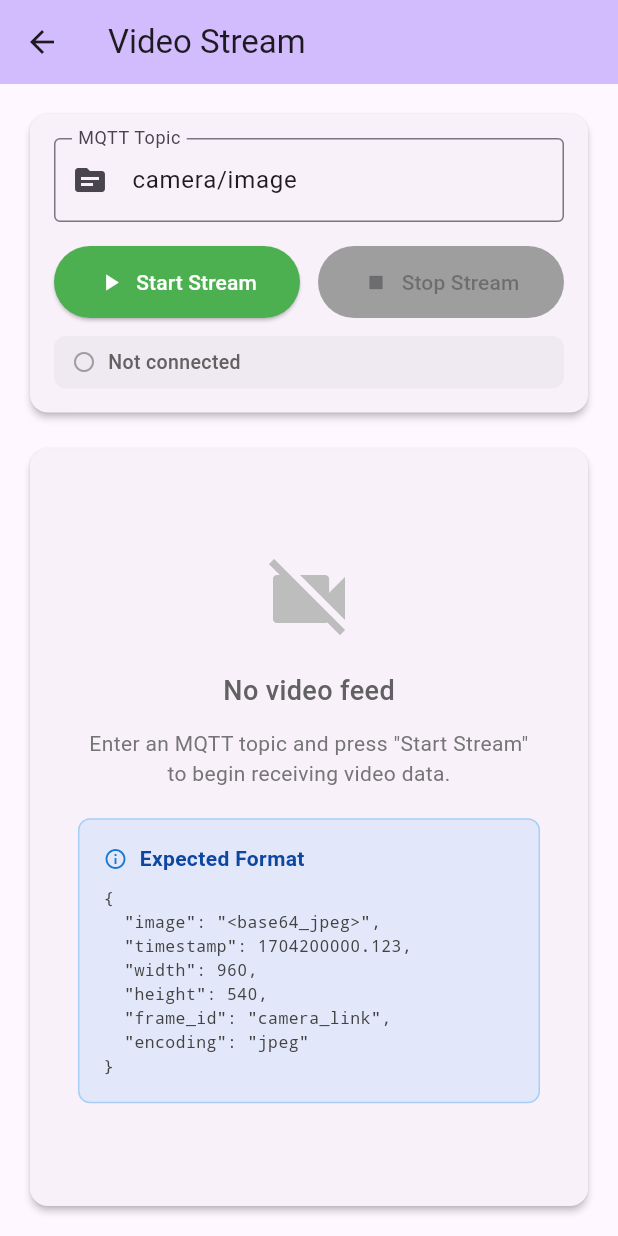
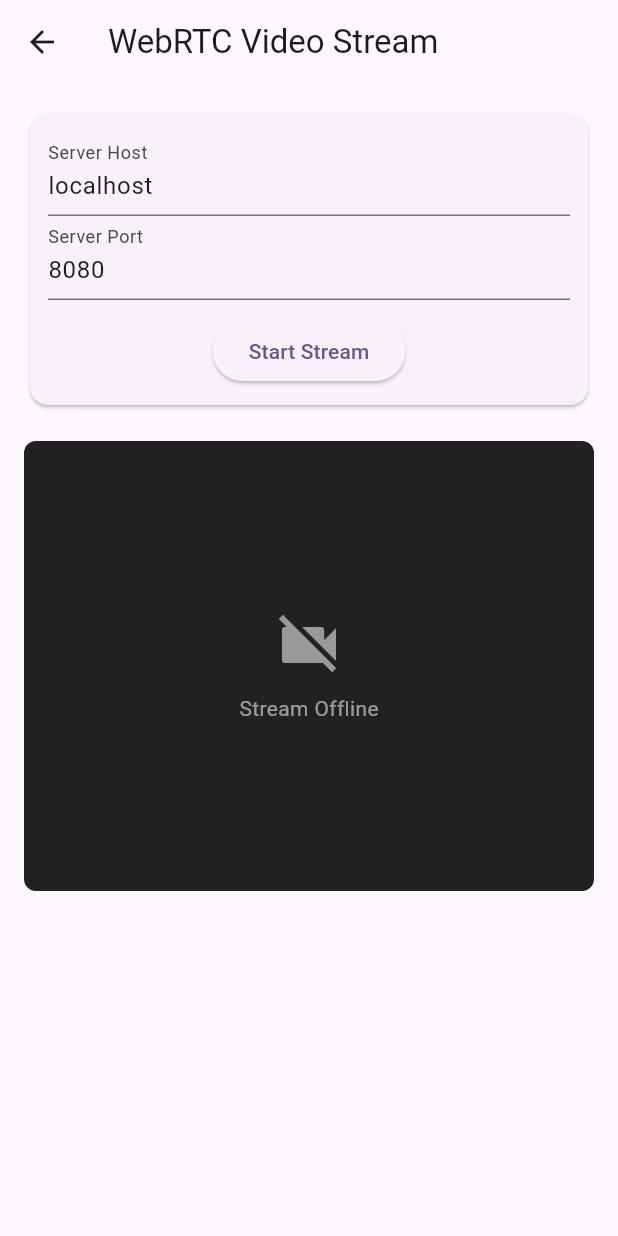
Before and after one commit to NafieAlhilaly/guided-tour-companion-app, a Flutter app: the MqttMessagesPage screen opened directly, after a tap on "Video Stream", on a phone screen of 412 x 824 dp. Run offline on Flutter 3.47's test engine with Material 3 defaults, Android fonts, the phone set to English and light mode, and no system bars; missing offline and left inert: flutter_webrtc, mqtt_client.

Commit message:
feat: add webrtc stream and fall detection messages

```diff
--- /dev/null
+++ b/lib/pages/video_feed_page.dart
@@ -0,0 +1,169 @@
+import 'dart:async';
+import 'dart:convert';
+import 'package:flutter/material.dart';
+import 'package:http/http.dart' as http;
+import 'package:flutter_webrtc/flutter_webrtc.dart';
+
+class VideoFeedPage extends StatefulWidget {
+  const VideoFeedPage({super.key});
+
+  @override
+  State<VideoFeedPage> createState() => _VideoFeedPageState();
+}
+
+class _VideoFeedPageState extends State<VideoFeedPage> {
+  final TextEditingController _hostController = TextEditingController(text: 'localhost');
+  final TextEditingController _portController = TextEditingController(text: '8080');
+
+  RTCPeerConnection? _peerConnection;
+  final RTCVideoRenderer _remoteRenderer = RTCVideoRenderer();
+  bool _isStreaming = false;
+  String? _errorMessage;
+
+  @override
+  void initState() {
+    super.initState();
+    _initRenderer();
+  }
+
+  Future<void> _initRenderer() async {
+    await _remoteRenderer.initialize();
+  }
+
+  @override
+  void dispose() {
+    _stopStream();
+    _remoteRenderer.dispose();
+    _hostController.dispose();
+    _portController.dispose();
+    super.dispose();
+  }
+
+  Future<void> _stopStream() async {
+    await _peerConnection?.close();
+    _peerConnection = null;
+    if (mounted) {
+      setState(() => _isStreaming = false);
+    }
+  }
+
+  Future<void> _startWebRTC() async {
+    try {
+      setState(() {
+        _errorMessage = null;
+        _isStreaming = true;
+      });
+
+      final Map<String, dynamic> configuration = {
+        'iceServers': []
+      };
+
+      _peerConnection = await createPeerConnection(configuration);
+
+      // Listen for the remote stream
+      _peerConnection!.onTrack = (RTCTrackEvent event) {
+        if (event.track.kind == 'video') {
+          _remoteRenderer.srcObject = event.streams[0];
+        }
+      };
+
+      // Create offer to receive video only
+      RTCSessionDescription offer = await _peerConnection!.createOffer({
+        'offerToReceiveVideo': 1,
+        'offerToReceiveAudio': 0,
+      });
+      await _peerConnection!.setLocalDescription(offer);
+
+      // Signaling: POST offer to your Python WebRTC server
+      final response = await http.post(
+        Uri.parse('http://${_hostController.text}:${_portController.text}/offer'),
+        headers: {'Content-Type': 'application/json'},
+        body: jsonEncode({
+          'sdp': offer.sdp,
+          'type': offer.type,
+        }),
+      );
+
+      if (response.statusCode == 200) {
+        final data = jsonDecode(response.body);
+        await _peerConnection!.setRemoteDescription(
+          RTCSessionDescription(data['sdp'], data['type']),
+        );
+      } else {
+        throw Exception('Server returned ${response.statusCode}');
+      }
+    } catch (e) {
+      setState(() {
+        _errorMessage = "WebRTC Error: $e";
+        _isStreaming = false;
+      });
+    }
+  }
+
+  @override
+  Widget build(BuildContext context) {
+    return Scaffold(
+      appBar: AppBar(title: const Text('WebRTC Video Stream')),
+      body: SingleChildScrollView(
+        padding: const EdgeInsets.all(16.0),
+        child: Column(
+          children: [
+            Card(
+              child: Padding(
+                padding: const EdgeInsets.all(12.0),
+                child: Column(
+                  children: [
+                    TextField(controller: _hostController, decoration: const InputDecoration(labelText: 'Server Host')),
+                    TextField(controller: _portController, decoration: const InputDecoration(labelText: 'Server Port')),
+                    const SizedBox(height: 10),
+                    ElevatedButton(
+                      onPressed: _isStreaming ? _stopStream : _startWebRTC,
+                      style: ElevatedButton.styleFrom(backgroundColor: _isStreaming ? Colors.red : null),
+                      child: Text(_isStreaming ? 'Stop Stream' : 'Start Stream'),
+                    ),
+                  ],
+                ),
+              ),
+            ),
+            const SizedBox(height: 20),
+            Container(
+              width: double.infinity,
+              height: 300,
+              decoration: BoxDecoration(
+                color: Colors.black87,
+                borderRadius: BorderRadius.circular(8),
+              ),
+              child: _errorMessage != null
+                  ? Center(child: Text(_errorMessage!, style: const TextStyle(color: Colors.white)))
+                  : _isStreaming
+                      ? ClipRRect(
+                          borderRadius: BorderRadius.circular(8),
+                          child: RTCVideoView(_remoteRenderer, objectFit: RTCVideoViewObjectFit.RTCVideoViewObjectFitContain),
+                        )
+                      : const Center(
+                          child: Column(
+                            mainAxisAlignment: MainAxisAlignment.center,
+                            children: [
+                              Icon(Icons.videocam_off, color: Colors.white54, size: 48),
+                              SizedBox(height: 8),
+                              Text('Stream Offline', style: TextStyle(color: Colors.white54)),
+                            ],
+                          ),
+                        ),
+            ),
+            const SizedBox(height: 10),
+            if (_isStreaming)
+              const Row(
+                mainAxisAlignment: MainAxisAlignment.center,
+                children: [
+                  SizedBox(width: 10, height: 10, child: CircularProgressIndicator(strokeWidth: 2)),
+                  SizedBox(width: 10),
+                  Text('Receiving frames...', style: TextStyle(fontStyle: FontStyle.italic)),
+                ],
+              ),
+          ],
+        ),
+      ),
+    );
+  }
+}
--- a/pubspec.yaml
+++ b/pubspec.yaml
@@ -37,6 +37,7 @@ dependencies:
   mqtt_client: ^10.11.3
   web_socket_channel: ^3.0.1
   http: ^1.2.2
+  flutter_webrtc: 1.4.1
 
 dev_dependencies:
   flutter_test:
```
Also changed, not shown: lib/main.dart (+14 -11 lines), lib/pages/mqtt_messages_page.dart (+49 -10 lines), pubspec.lock, 1 other file.
